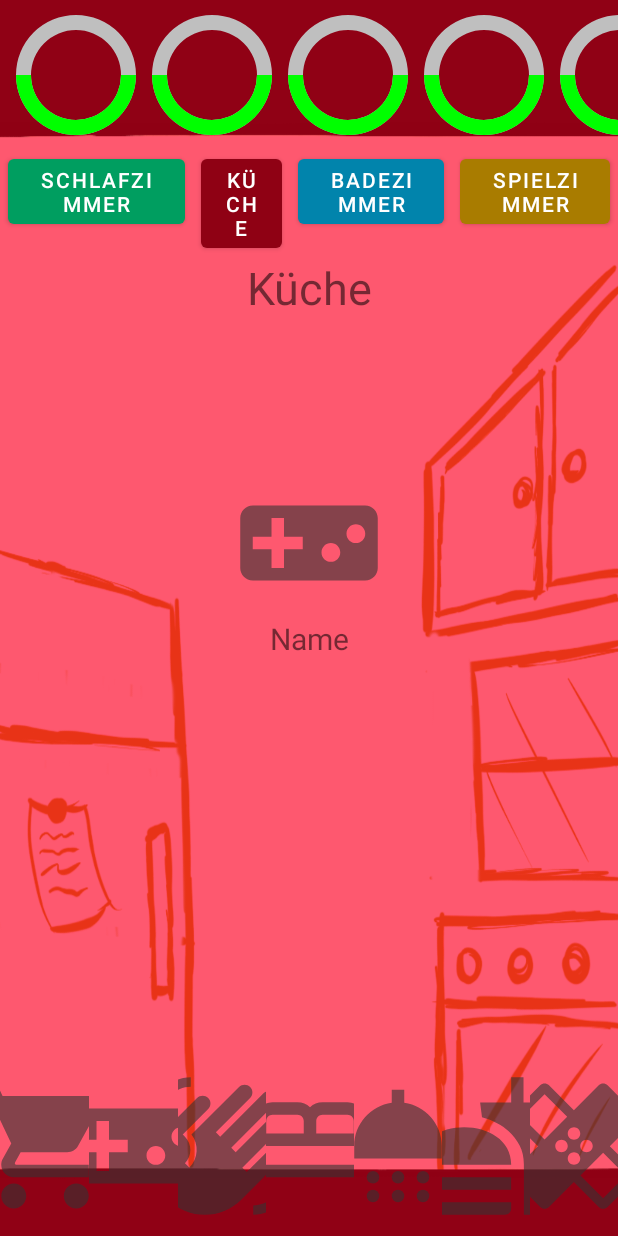
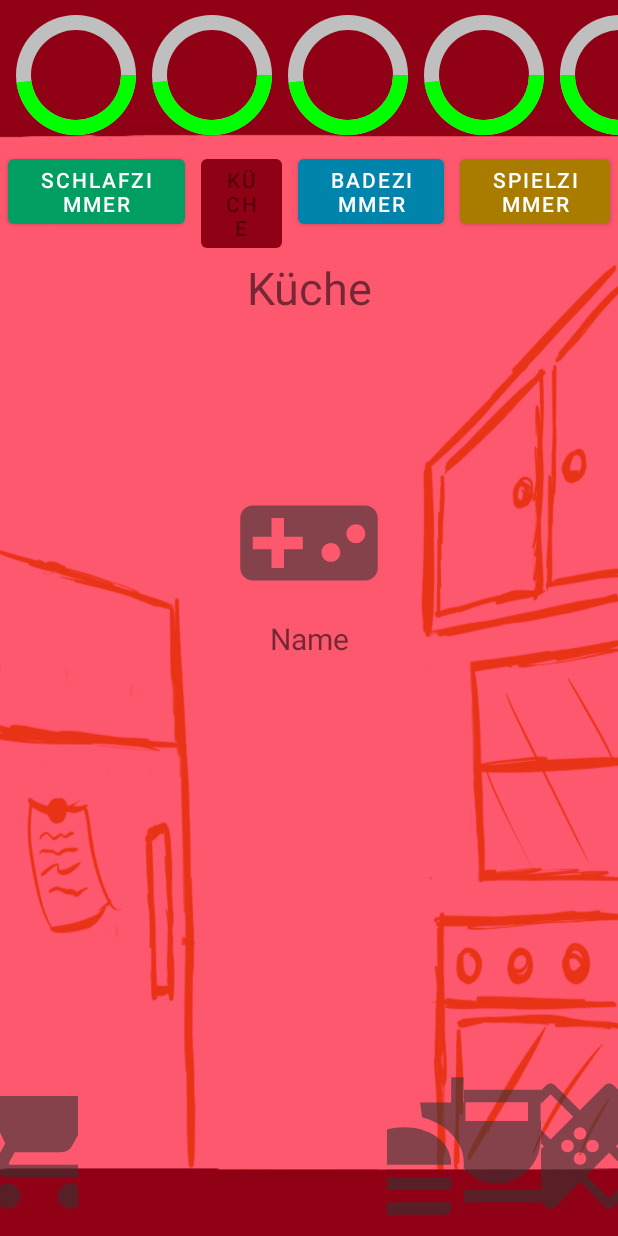
Before and after one commit to Puelro/Tamagochi, an Android app: the Game screen opened directly, with no data from a screen before it, on a phone screen of 412 x 824 dp. Run offline under Robolectric (Android 15) with nearby library versions, the phone set to English and light mode, and no system bars.

Commit message:
Coffee Button

```diff
--- a/app/src/main/java/com/example/tamagochi/Game.java
+++ b/app/src/main/java/com/example/tamagochi/Game.java
@@ -26,7 +26,7 @@ public class Game extends AppCompatActivity {
 
     /**Counter and Interval to reduce Pet-values*/
     int counter = 0;
-    int interval = 10;
+    int interval = 1;
 
     /**TextView to indicate the current room*/
     private TextView textViewRoom;
@@ -41,13 +41,13 @@ public class Game extends AppCompatActivity {
     private Button buttonKitchen;
     private ImageButton buttonMenu;
     private ImageButton buttonFood;
+    private ImageButton buttonCoffee;
     private ImageButton buttonPotion;
     private ImageButton buttonStore;
     private ImageButton buttonSleep;
     private ImageButton buttonPlay;
     private ImageButton buttonPet;
     private ImageButton buttonWash;
-    //TODO Kaffee Button (füllt Energy sofort auf)
 
     @Override
     protected void onStart() {
@@ -70,15 +70,6 @@ public class Game extends AppCompatActivity {
         updateProgressbarAll();
 
         timer.run();
-
-        //TODO In der Küche starten
-        /**The Game starts in the Kitchen*/
-        /*buttonKitchen.setEnabled(false);
-        buttonSleep.setVisibility(View.INVISIBLE);
-        buttonPlay.setVisibility(View.INVISIBLE);
-        buttonPet.setVisibility(View.INVISIBLE);
-        buttonWash.setVisibility(View.INVISIBLE);*/
-        textViewRoom.setText("Küche");
 
         buttonMenu = findViewById(R.id.btnMenu);
         buttonMenu.setOnClickListener(new View.OnClickListener() {
@@ -124,6 +115,7 @@ public class Game extends AppCompatActivity {
                 buttonKitchen.setEnabled(false);
                 makeAllInteractionButtonsInvisible();
                 buttonFood.setVisibility(View.VISIBLE);
+                buttonCoffee.setVisibility(View.VISIBLE);
                 buttonPotion.setVisibility(View.VISIBLE);
                 textViewRoom.setText("Küche");
                 root.setBackgroundResource(R.drawable.kitchen);
@@ -154,6 +146,21 @@ public class Game extends AppCompatActivity {
             public void onClick(View v) {
                 if(myPet.getHunger() < 100) {
                     myPet.updateHunger(20);
+                    updateProgressbarAll();
+                }
+            }
+        });
+
+        buttonCoffee = findViewById(R.id.btnCoffee);
+        /*buttonCoffee.setEnabled(false);
+        if(food > 0){
+            buttonCoffee.setEnabled(true);
+        }*/
+        buttonCoffee.setOnClickListener(new View.OnClickListener(){
+            @Override
+            public void onClick(View v) {
+                if(myPet.getEnergy() < 100) {
+                    myPet.updateEnergy(100);
                     updateProgressbarAll();
                 }
             }
@@ -215,6 +222,14 @@ public class Game extends AppCompatActivity {
                 updateProgressbarAll();
             }
         });
+
+        /**The Game starts in the Kitchen*/
+        buttonKitchen.setEnabled(false);
+        makeAllInteractionButtonsInvisible();
+        buttonPotion.setVisibility(View.VISIBLE);
+        buttonFood.setVisibility(View.VISIBLE);
+        buttonCoffee.setVisibility(View.VISIBLE);
+        textViewRoom.setText("Küche");
     }
 
     /**Timer-Handler to reduce Pet-Values*/
@@ -264,6 +279,7 @@ public class Game extends AppCompatActivity {
         buttonPet.setVisibility(View.INVISIBLE);
         buttonWash.setVisibility(View.INVISIBLE);
         buttonPotion.setVisibility(View.INVISIBLE);
+        buttonCoffee.setVisibility(View.INVISIBLE);
     }
 
     /**
--- /dev/null
+++ b/app/src/main/res/drawable-anydpi/coffee.xml
@@ -0,0 +1,11 @@
+<vector xmlns:android="http://schemas.android.com/apk/res/android"
+    android:width="100dp"
+    android:height="100dp"
+    android:viewportWidth="24"
+    android:viewportHeight="24"
+    android:tint="#333333"
+    android:alpha="0.6">
+  <path
+      android:fillColor="@android:color/white"
+      android:pathData="M18.5,3H6C4.9,3 4,3.9 4,5v5.71c0,3.83 2.95,7.18 6.78,7.29c3.96,0.12 7.22,-3.06 7.22,-7v-1h0.5c1.93,0 3.5,-1.57 3.5,-3.5S20.43,3 18.5,3zM16,5v3H6V5H16zM18.5,8H18V5h0.5C19.33,5 20,5.67 20,6.5S19.33,8 18.5,8zM4,19h16v2H4V19z"/>
+</vector>
--- a/app/src/main/res/layout/activity_game.xml
+++ b/app/src/main/res/layout/activity_game.xml
@@ -258,6 +258,14 @@
                 android:src="@drawable/food" />
 
             <ImageButton
+                android:id="@+id/btnCoffee"
+                android:layout_width="wrap_content"
+                android:layout_height="wrap_content"
+                android:layout_weight="1"
+                android:background="@null"
+                app:srcCompat="@drawable/coffee" />
+
+            <ImageButton
                 android:id="@+id/btnPotion"
                 android:layout_width="wrap_content"
                 android:layout_height="wrap_content"
```
Also changed, not shown: app/src/main/res/drawable-hdpi/coffee.png (added), app/src/main/res/drawable-mdpi/coffee.png (added), app/src/main/res/drawable-xhdpi/coffee.png (added), app/src/main/res/drawable-xxhdpi/coffee.png (added).
